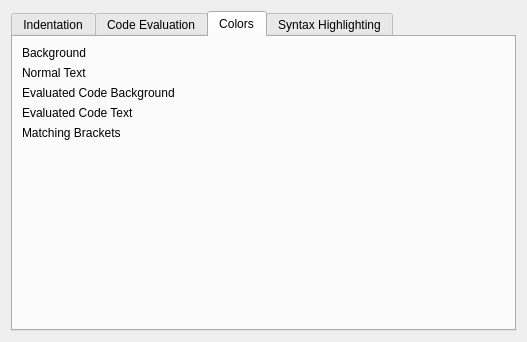
Before: the Qt Designer form editors/sc-ide/forms/settings_editor.ui in supercollider/supercollider, drawn with Qt 5.
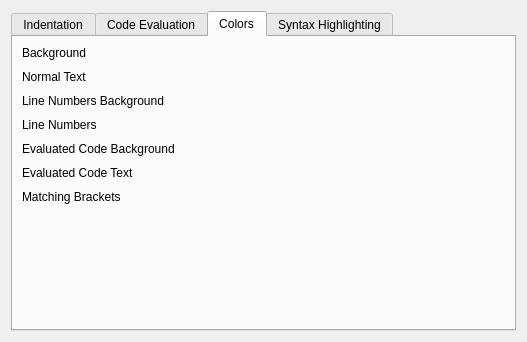
After: the same form once the commit is applied. Custom widgets are drawn as their Qt base class.

Commit message: sc ide: add settings for line number colors

Diff of the .ui file:
```diff
--- a/editors/sc-ide/forms/settings_editor.ui
+++ b/editors/sc-ide/forms/settings_editor.ui
@@ -133,6 +133,9 @@
        <property name="fieldGrowthPolicy">
         <enum>QFormLayout::ExpandingFieldsGrow</enum>
        </property>
+       <property name="verticalSpacing">
+        <number>10</number>
+       </property>
        <item row="0" column="0">
         <widget class="QLabel" name="label_2">
          <property name="text">
@@ -153,36 +156,56 @@
        <item row="1" column="1">
         <widget class="ScIDE::ColorWidget" name="textColor"/>
        </item>
-       <item row="2" column="0">
+       <item row="4" column="0">
         <widget class="QLabel" name="label_3">
          <property name="text">
           <string>Evaluated Code Background</string>
          </property>
         </widget>
        </item>
-       <item row="2" column="1">
+       <item row="4" column="1">
         <widget class="ScIDE::ColorWidget" name="evalCodeBg"/>
        </item>
-       <item row="3" column="0">
+       <item row="5" column="0">
         <widget class="QLabel" name="label_7">
          <property name="text">
           <string>Evaluated Code Text</string>
          </property>
         </widget>
        </item>
-       <item row="3" column="1">
+       <item row="5" column="1">
         <widget class="ScIDE::ColorWidget" name="evalCodeFg"/>
        </item>
-       <item row="4" column="0">
+       <item row="6" column="0">
         <widget class="QLabel" name="label_5">
          <property name="text">
           <string>Matching Brackets</string>
          </property>
         </widget>
        </item>
-       <item row="4" column="1">
+       <item row="6" column="1">
         <widget class="ScIDE::ColorWidget" name="bracketColor"/>
        </item>
+       <item row="2" column="0">
+        <widget class="QLabel" name="label_6">
+         <property name="text">
+          <string>Line Numbers Background</string>
+         </property>
+        </widget>
+       </item>
+       <item row="3" column="0">
+        <widget class="QLabel" name="label_8">
+         <property name="text">
+          <string>Line Numbers</string>
+         </property>
+        </widget>
+       </item>
+       <item row="2" column="1">
+        <widget class="ScIDE::ColorWidget" name="lineNumbersBg"/>
+       </item>
+       <item row="3" column="1">
+        <widget class="ScIDE::ColorWidget" name="lineNumbersFg"/>
+       </item>
       </layout>
      </widget>
      <widget class="QWidget" name="tab_3">
```
The commit also changes 4 other files.
